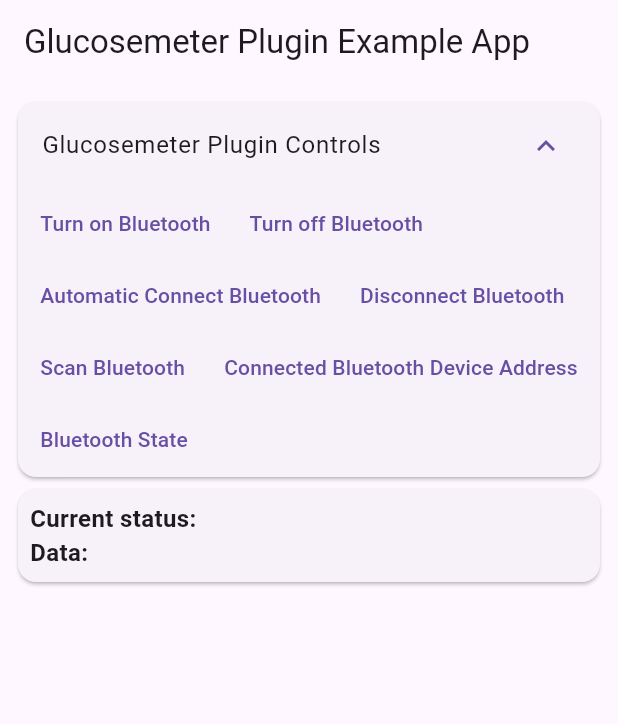
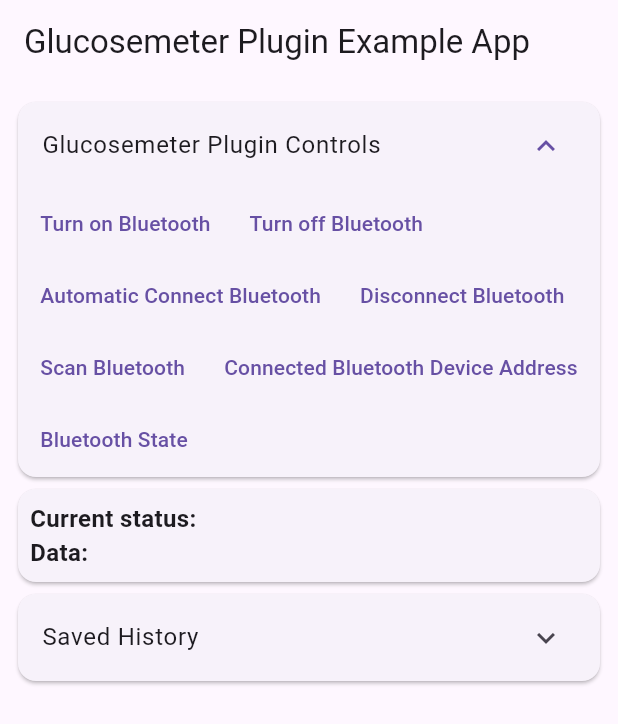
Before and after one commit to victor-ergroup/glucosemeter_plugin, a Flutter app: the screen it shows after launch, after a tap on "Glucosemeter Plugin Controls", on a phone screen of 412 x 824 dp. Shown: the top 724 px of the screen. Run offline on Flutter 3.47's test engine with Material 2 defaults, Android fonts, the phone set to English and light mode, and no system bars; our stand-ins replace flutter_blue_plus, permission_handler, plugin_platform_interface, shared_preferences.

Commit message:
feat: use sharedPref to store bloodGlucose result

```diff
--- /dev/null
+++ b/example/lib/controller/shared_preferences_controller.dart
@@ -0,0 +1,39 @@
+import 'dart:convert';
+
+import 'package:shared_preferences/shared_preferences.dart';
+
+import '../model/blood_glucose_data.dart';
+
+class SharedPreferencesController {
+  static late SharedPreferences sharedPreferences;
+
+  static Future setConcentrationData({required String concentration, required String timestamp}) async {
+    sharedPreferences = await SharedPreferences.getInstance();
+    BloodGlucoseData bloodGlucoseData = BloodGlucoseData(
+      concentration: concentration,
+      timestamp: timestamp
+    );
+
+    List<BloodGlucoseData> bloodGlucoseDataList = await getConcentrationData();
+    bloodGlucoseDataList.add(bloodGlucoseData);
+
+    await sharedPreferences.setString("concentration", jsonEncode(bloodGlucoseDataList));
+  }
+
+  static Future<List<BloodGlucoseData>> getConcentrationData() async {
+    sharedPreferences = await SharedPreferences.getInstance();
+    String? concentrationDataString = sharedPreferences.getString("concentration");
+    List<BloodGlucoseData> bloodGlucoseDataList = [];
+
+    if(concentrationDataString != null){
+      bloodGlucoseDataList = (jsonDecode(concentrationDataString) as List).map((e) => BloodGlucoseData.fromJson(e)).toList();
+    }
+
+    return bloodGlucoseDataList;
+  }
+
+  static Future<bool> clearConcentrationData() async {
+    sharedPreferences = await SharedPreferences.getInstance();
+    return await sharedPreferences.clear();
+  }
+}
--- a/example/lib/main_page.dart
+++ b/example/lib/main_page.dart
@@ -5,9 +5,11 @@ import 'dart:io';
 import 'package:flutter/material.dart';
 import 'package:flutter_blue_plus/flutter_blue_plus.dart';
 import 'package:glucosemeter_plugin/glucosemeter_plugin.dart';
+import 'package:glucosemeter_plugin_example/controller/shared_preferences_controller.dart';
 import 'package:glucosemeter_plugin_example/model/glucosemeter_result.dart';
 import 'package:permission_handler/permission_handler.dart';
 import 'flutter_blue/device_info.dart';
+import 'model/blood_glucose_data.dart';
 import 'model/glucosemeter_result_type.dart';
 
 class MainPage extends StatefulWidget {
@@ -22,6 +24,7 @@ class _MainPageState extends State<MainPage> {
   final GlucosemeterPlugin glucosemeterPlugin = GlucosemeterPlugin();
   FlutterBluePlus  flutterBlue = FlutterBluePlus.instance;
   List<GlucosemeterResult> glucosemeterResult = [];
+  List<BloodGlucoseData> bloodGlucoseDataList = [];
   late StreamSubscription streamSubscription;
 
   String currentResultType = '';
@@ -35,6 +38,14 @@ class _MainPageState extends State<MainPage> {
     });
 
     flutterBlue.startScan();
+    getSharedPrefData();
+  }
+
+  Future<void> getSharedPrefData() async {
+    List<BloodGlucoseData> tempBloodGlucoseDataList = await SharedPreferencesController.getConcentrationData();
+    setState(() {
+      bloodGlucoseDataList = tempBloodGlucoseDataList;
+    });
   }
 
   Future<void> initGlucosemeterPlugin() async {
@@ -49,15 +60,16 @@ class _MainPageState extends State<MainPage> {
     Map<Permission, PermissionStatus> permissionResult = await permissionList.request();
     //https://www.soft-spoken.dev/how-to-listen-for-platform-specific-events-in-flutter/
 
-    streamSubscription = glucosemeterPlugin.getBluetoothStream().listen((event) {
+    streamSubscription = glucosemeterPlugin.getBluetoothStream().listen((event) async {
       setState(() {
         glucosemeterResult.add(GlucosemeterResult.fromJson(jsonDecode(event)));
       });
 
       if(glucosemeterResult.isNotEmpty){
+        String resultData = await processResultData(glucosemeterResult.last.type ?? '', glucosemeterResult.last.data);
         setState(() {
           currentResultType = processResultType(glucosemeterResult.last.type ?? '', glucosemeterResult.last.data);
-          currentData = processResultData(glucosemeterResult.last.type ?? '', glucosemeterResult.last.data);
+          currentData = resultData;
         });
       }
     });
@@ -78,6 +90,7 @@ class _MainPageState extends State<MainPage> {
             children: [
               _buildGlucosemeterPluginControls(),
               _buildGlucosemeterCurrentState(),
+              _buildSavedResults(),
               _buildGlucosemeterPluginProcessedResult(),
               // _buildFlutterBlueConnectedDevices(),
               // _buildFlutterBlueScanDevice(),
@@ -287,7 +300,7 @@ class _MainPageState extends State<MainPage> {
     return 'dafuq';
   }
 
-  String processResultData(String type, String? data){
+  Future<String> processResultData(String type, String? data) async {
     if(type == ResultType.onDeviceSpyListener.toShortString()){
       if(data != null){
         return data;
@@ -297,6 +310,11 @@ class _MainPageState extends State<MainPage> {
     if(type == ResultType.concentrationResultReceived.toShortString()){
       if(data != null){
         Map<String, dynamic> map = jsonDecode(data);
+        SharedPreferencesController.setConcentrationData(
+          concentration: map['concentration'],
+          timestamp: map['timeStamp']
+        );
+        getSharedPrefData();
         return 'Concentration: ${map['concentration']} \n'
             'Timestamp: ${map['timeStamp']}';
       }
@@ -334,6 +352,46 @@ class _MainPageState extends State<MainPage> {
     }
 
     return 'No Data';
+  }
+
+  Widget _buildSavedResults(){
+    return Card(
+      child: Theme(
+        data: Theme.of(context).copyWith(dividerColor: Colors.transparent),
+        child: ExpansionTile(
+          title: const Text('Saved History'),
+          children: [
+            SizedBox(
+              width: double.infinity,
+              child: TextButton(
+                child: const Text('Clear'),
+                onPressed: () async {
+                  bool result = await SharedPreferencesController.clearConcentrationData();
+                  if(result){
+                    await getSharedPrefData();
+                    if(!mounted) return;
+                    ScaffoldMessenger.of(context).showSnackBar(const SnackBar(content: Text('Data Cleared')));
+                  }
+                },
+              ),
+            ),
+            bloodGlucoseDataList.isNotEmpty ? SizedBox(
+              height: 300,
+              child: ListView.builder(
+                shrinkWrap: true,
+                itemCount: bloodGlucoseDataList.length,
+                itemBuilder: (context, index){
+                  return ListTile(
+                    title: Text(bloodGlucoseDataList[index].concentration ?? ''),
+                    subtitle: Text(bloodGlucoseDataList[index].timestamp ?? ''),
+                  );
+                },
+              ),
+            ) : Container(),
+          ],
+        ),
+      ),
+    );
   }
 
   Widget _buildFlutterBlueConnectedDevices(){
--- /dev/null
+++ b/example/lib/model/blood_glucose_data.dart
@@ -0,0 +1,18 @@
+class BloodGlucoseData {
+  String? concentration;
+  String? timestamp;
+
+  BloodGlucoseData({this.concentration, this.timestamp});
+
+  BloodGlucoseData.fromJson(Map<String, dynamic> json) {
+    concentration = json['concentration'];
+    timestamp = json['timestamp'];
+  }
+
+  Map<String, dynamic> toJson() {
+    final Map<String, dynamic> data = new Map<String, dynamic>();
+    data['concentration'] = this.concentration;
+    data['timestamp'] = this.timestamp;
+    return data;
+  }
+}
--- a/example/pubspec.yaml
+++ b/example/pubspec.yaml
@@ -14,6 +14,7 @@ environment:
 # the latest version available on pub.dev. To see which dependencies have newer
 # versions available, run `flutter pub outdated`.
 dependencies:
+  shared_preferences: ^2.0.17
   permission_handler: ^10.2.0
   flutter_blue_plus: ^1.4.0
   flutter:
```
Also changed, not shown: example/pubspec.lock.
